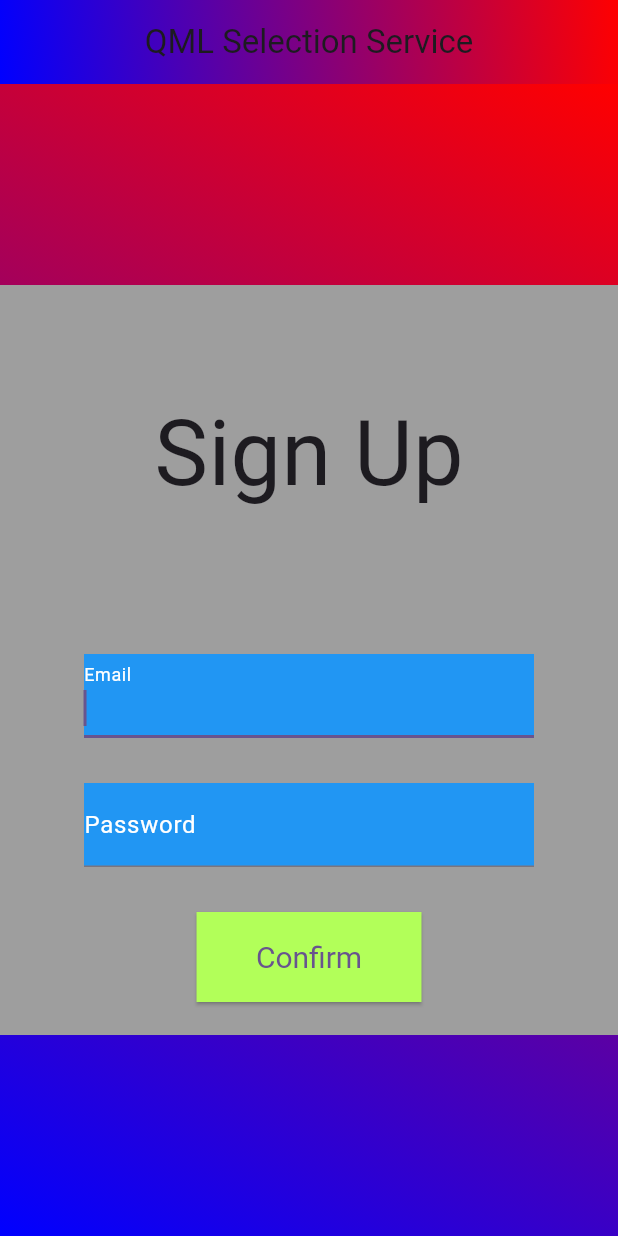
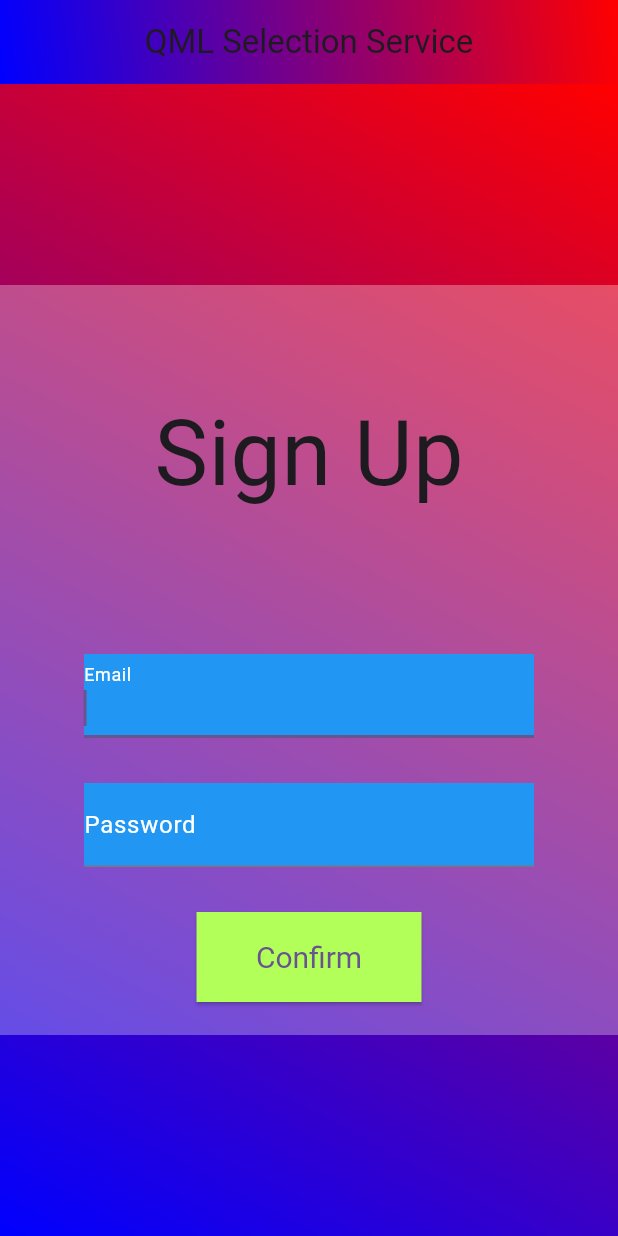
Before and after one commit to IU-Capstone-Project-2024/QML_selection_service, a Flutter app: the SignupPage screen opened by its route, on a phone screen of 412 x 824 dp. Run offline on Flutter 3.47's test engine with Material 3 defaults, Android fonts, the phone set to English and light mode, and no system bars; our stand-ins replace bloc, cloud_firestore, firebase_auth, firebase_core, flutter_bloc, freezed_annotation and 3 more; missing offline and left inert: dart:html; accounts and stored records are empty; statements that could not run were skipped.

Commit message:
change login and signup view

```diff
--- a/front/lib/features/login/presentation/login_form.dart
+++ b/front/lib/features/login/presentation/login_form.dart
@@ -27,7 +27,7 @@ class LoginForm extends StatelessWidget {
         child: Container(
           height: 500,
           width: 500,
-          color: Colors.grey,
+          color: Colors.white.withOpacity(0.3),
           child: const Column(
             children: [
               SizedBox(
--- a/front/lib/features/signup/presentation/signup_form.dart
+++ b/front/lib/features/signup/presentation/signup_form.dart
@@ -19,7 +19,7 @@ class SignupForm extends StatelessWidget {
         child: Container(
           height: 500,
           width: 500,
-          color: Colors.grey,
+          color: Colors.white.withOpacity(0.3),
           child: const Column(
             children: [
               SizedBox(
```
